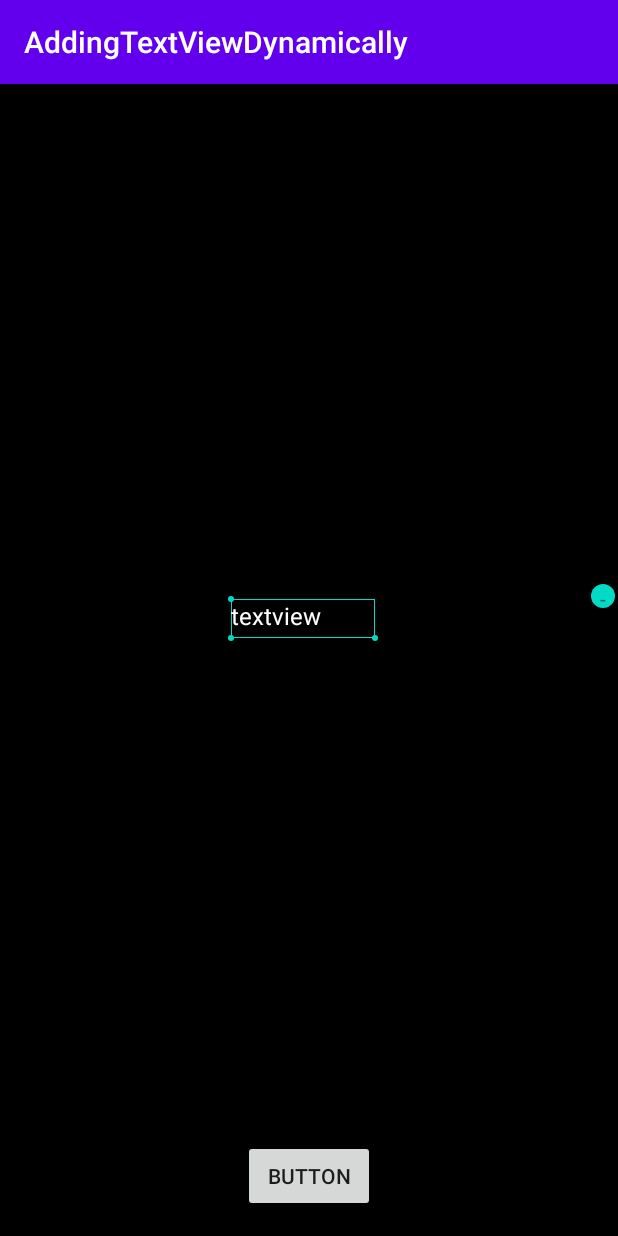
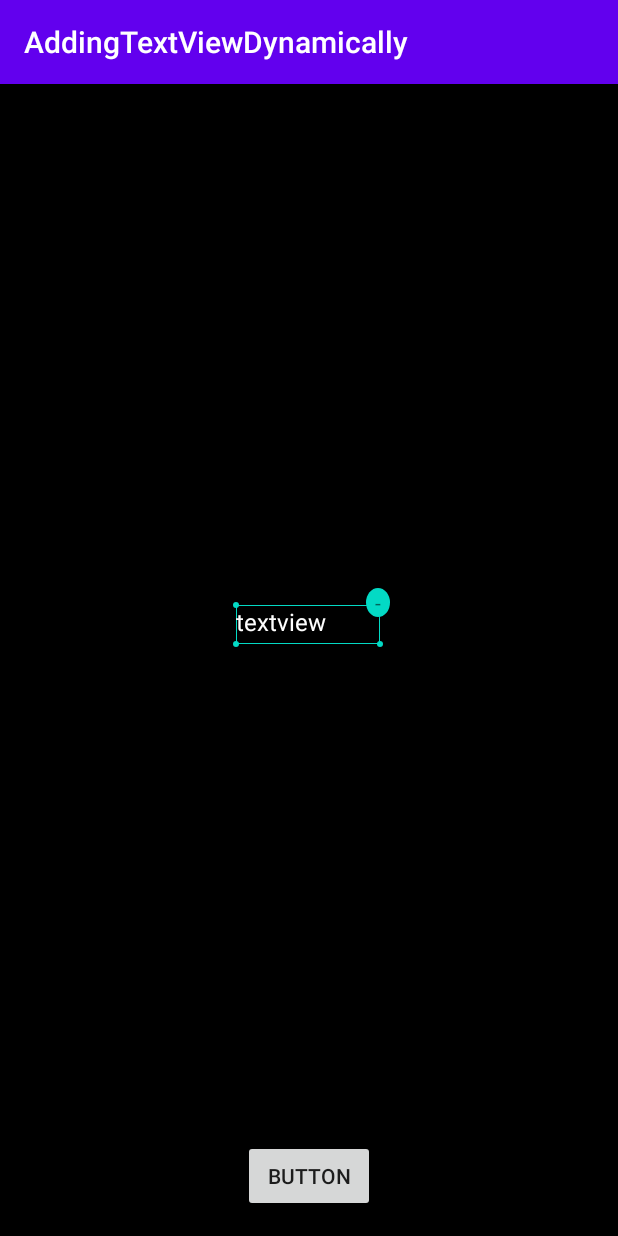
Before and after one commit to RabieMohimane/AddingTextViewDynamically, an Android app: the screen it shows after launch (MainActivity), after a tap on "BUTTON", on a phone screen of 412 x 824 dp. Run offline under Robolectric (Android 15) with nearby library versions, the phone set to English and light mode, and no system bars; Roboto replaces fonts that are not available here.

Commit message:
fixing the sticky minus button

```diff
--- a/app/src/main/java/com/rabie/addingtextviewdynamically/ResizableTextView.java
+++ b/app/src/main/java/com/rabie/addingtextviewdynamically/ResizableTextView.java
@@ -81,6 +81,7 @@ public class ResizableTextView extends androidx.appcompat.widget.AppCompatTextVi
                     this.getLayoutParams().width +=  dx;
                 }
                 if(firstY<(float)this.getLayoutParams().height/2){
+
                     this.getLayoutParams().height -=  dy;
                 }else{
                     this.getLayoutParams().height +=  dy;
--- a/app/src/main/res/layout/tv_item.xml
+++ b/app/src/main/res/layout/tv_item.xml
@@ -1,40 +1,69 @@
 <?xml version="1.0" encoding="utf-8"?>
-<androidx.constraintlayout.widget.ConstraintLayout
-    xmlns:android="http://schemas.android.com/apk/res/android"
+<androidx.constraintlayout.widget.ConstraintLayout xmlns:android="http://schemas.android.com/apk/res/android"
     xmlns:app="http://schemas.android.com/apk/res-auto"
     xmlns:tools="http://schemas.android.com/tools"
-    android:background="@android:color/transparent"
-    android:layout_width="wrap_content"
-    android:layout_height="wrap_content">
+    android:layout_width="match_parent"
+    android:layout_height="match_parent"
+    android:background="@android:color/transparent">
 
     <com.rabie.addingtextviewdynamically.ResizableTextView
         android:id="@+id/tv"
         android:layout_width="100dp"
-        android:minWidth="100dp"
         android:layout_height="30dp"
-        android:minHeight="30dp"
-        android:layout_marginTop="8dp"
+        android:layout_marginStart="8dp"
         android:layout_marginEnd="8dp"
         android:background="@drawable/border_bg"
         android:fontFamily="@font/actor"
+        android:minWidth="100dp"
+
+        android:minHeight="30dp"
         android:text="textview"
-
         android:textColor="@android:color/white"
         android:textSize="16sp"
         app:layout_constraintEnd_toEndOf="parent"
+        app:layout_constraintHorizontal_bias="0.498"
         app:layout_constraintStart_toStartOf="parent"
-        app:layout_constraintTop_toTopOf="parent" />
+        app:layout_constraintTop_toTopOf="@+id/guideline3" />
 
     <TextView
         android:id="@+id/tvMinus"
         android:layout_width="16dp"
-        android:layout_height="16dp"
-        android:layout_marginEnd="2dp"
+        android:layout_height="wrap_content"
+        android:layout_marginStart="2dp"
+        android:layout_marginBottom="2dp"
         android:background="@drawable/round_gray_bg"
         android:elevation="1dp"
         android:gravity="center"
         android:text="-"
-        app:layout_constraintEnd_toEndOf="parent"
+        app:layout_constraintBottom_toTopOf="@+id/guideline4"
+        app:layout_constraintStart_toEndOf="@+id/view" />
+
+    <androidx.constraintlayout.widget.Guideline
+        android:id="@+id/guideline3"
+        android:layout_width="wrap_content"
+        android:layout_height="wrap_content"
+
+        android:orientation="horizontal"
+        app:layout_constraintGuide_begin="16dp"
         app:layout_constraintTop_toTopOf="parent" />
 
+    <androidx.constraintlayout.widget.Guideline
+        android:id="@+id/guideline4"
+        android:layout_width="wrap_content"
+        android:layout_height="wrap_content"
+        android:orientation="horizontal"
+        app:layout_constraintGuide_begin="28dp" />
+
+    <View
+        android:id="@+id/view"
+        android:layout_width="10dp"
+        android:layout_height="20dp"
+        app:layout_constraintBottom_toBottomOf="@+id/tv"
+        app:layout_constraintEnd_toEndOf="@+id/tv"
+        app:layout_constraintHorizontal_bias="0.85"
+        app:layout_constraintStart_toStartOf="@+id/tv"
+        app:layout_constraintTop_toTopOf="@+id/tv"
+        app:layout_constraintVertical_bias="0.26" />
+
+
 </androidx.constraintlayout.widget.ConstraintLayout>
```
